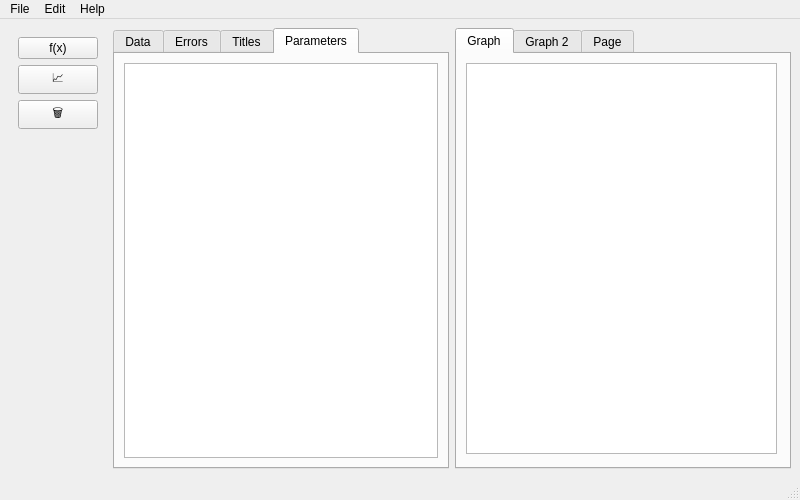
Kirikus/Experiments_2024_autumn, file main/mainwindow.ui: the form before one commit.
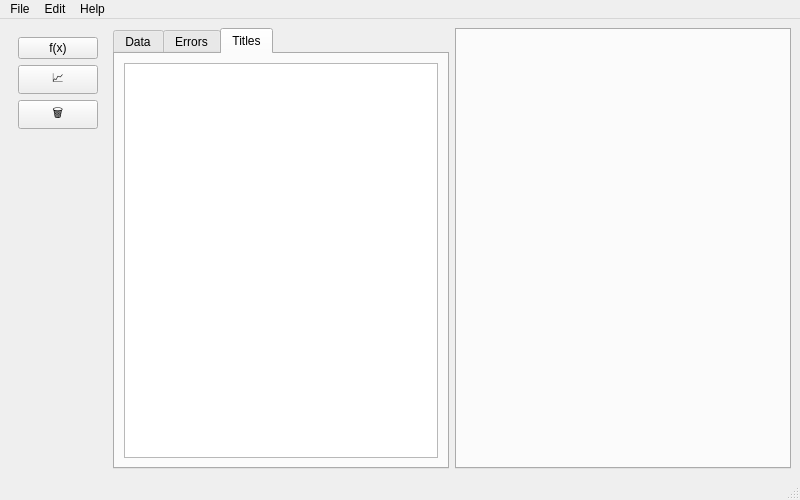
The form after the commit. The open tabs and pages were chosen to show the change. Custom widgets are drawn as their Qt base class.

Commit message: delete functional tests

The edit to the form file:
```diff
--- a/main/mainwindow.ui
+++ b/main/mainwindow.ui
@@ -121,73 +121,20 @@
          </item>
         </layout>
        </widget>
-       <widget class="QWidget" name="tableParametrsWidget">
-        <attribute name="title">
-         <string>Parameters</string>
-        </attribute>
-        <layout class="QGridLayout" name="gridLayout_2">
-         <item row="0" column="0">
-          <widget class="QTableView" name="tableParametrs"/>
-         </item>
-        </layout>
-       </widget>
       </widget>
      </widget>
     </item>
     <item row="0" column="2">
      <widget class="QTabWidget" name="graphics">
+      <property name="enabled">
+       <bool>true</bool>
+      </property>
       <property name="mouseTracking">
        <bool>false</bool>
       </property>
       <property name="currentIndex">
        <number>2</number>
       </property>
-      <widget class="QWidget" name="graph1">
-       <attribute name="title">
-        <string>Graph</string>
-       </attribute>
-       <layout class="QGridLayout" name="gridLayout_6">
-        <item row="0" column="0">
-         <widget class="QWidget" name="mainWidgetGraph" native="true">
-          <widget class="QTableWidget" name="test_table">
-           <property name="geometry">
-            <rect>
-             <x>0</x>
-             <y>0</y>
-             <width>311</width>
-             <height>391</height>
-            </rect>
-           </property>
-          </widget>
-         </widget>
-        </item>
-       </layout>
-      </widget>
-      <widget class="QWidget" name="graph2">
-       <attribute name="title">
-        <string>Graph 2</string>
-       </attribute>
-       <layout class="QGridLayout" name="gridLayout_7">
-        <item row="0" column="0">
-         <widget class="QCustomPlot" name="widgetGraph2" native="true"/>
-        </item>
-       </layout>
-      </widget>
-      <widget class="QWidget" name="tab">
-       <attribute name="title">
-        <string>Page</string>
-       </attribute>
-       <widget class="QWidget" name="WWW" native="true">
-        <property name="geometry">
-         <rect>
-          <x>29</x>
-          <y>19</y>
-          <width>271</width>
-          <height>361</height>
-         </rect>
-        </property>
-       </widget>
-      </widget>
      </widget>
     </item>
    </layout>
@@ -283,14 +230,6 @@
    </property>
   </action>
  </widget>
- <customwidgets>
-  <customwidget>
-   <class>QCustomPlot</class>
-   <extends>QWidget</extends>
-   <header>qcustomplot.h</header>
-   <container>1</container>
-  </customwidget>
- </customwidgets>
  <resources/>
  <connections/>
 </ui>
```
Left out of the diff: 4 changed lines with no effect on the pictures. The commit also changes 1 other file.
